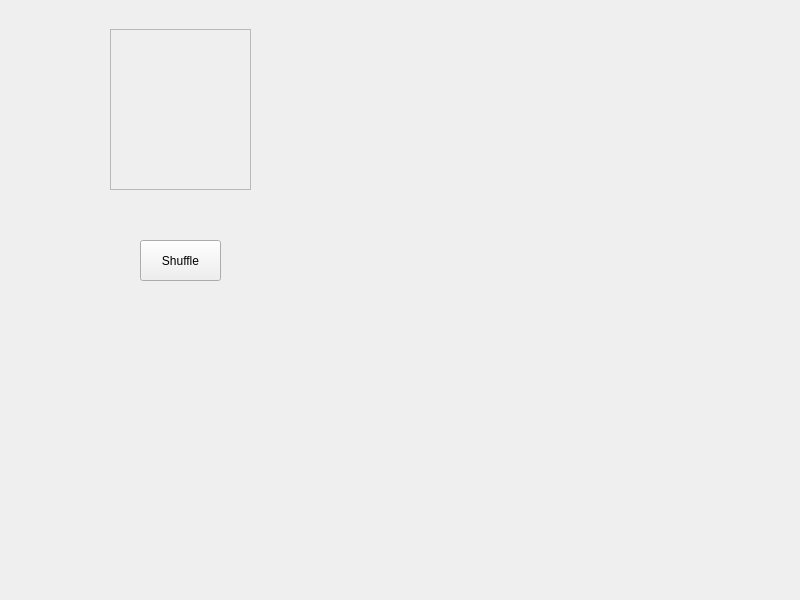
Before: the Qt Designer form ui/mainwindow.ui in charly300/Dado, drawn with Qt 5.
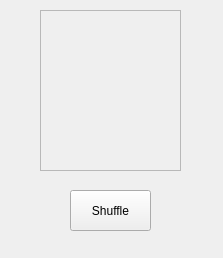
After: the same form once the commit is applied.

```diff
--- a/ui/mainwindow.ui
+++ b/ui/mainwindow.ui
@@ -6,10 +6,22 @@
    <rect>
     <x>0</x>
     <y>0</y>
-    <width>800</width>
-    <height>600</height>
+    <width>223</width>
+    <height>258</height>
    </rect>
   </property>
+  <property name="minimumSize">
+   <size>
+    <width>223</width>
+    <height>258</height>
+   </size>
+  </property>
+  <property name="maximumSize">
+   <size>
+    <width>223</width>
+    <height>258</height>
+   </size>
+  </property>
   <property name="windowTitle">
    <string>MainWindow</string>
   </property>
@@ -17,8 +29,8 @@
    <widget class="QFrame" name="frame">
     <property name="geometry">
      <rect>
-      <x>110</x>
-      <y>29</y>
+      <x>40</x>
+      <y>10</y>
       <width>141</width>
       <height>161</height>
      </rect>
@@ -33,8 +45,8 @@
    <widget class="QPushButton" name="pushButton">
     <property name="geometry">
      <rect>
-      <x>140</x>
-      <y>240</y>
+      <x>70</x>
+      <y>190</y>
       <width>81</width>
       <height>41</height>
      </rect>
```
Left out of the diff: 2 changed lines with no effect on the pictures.
